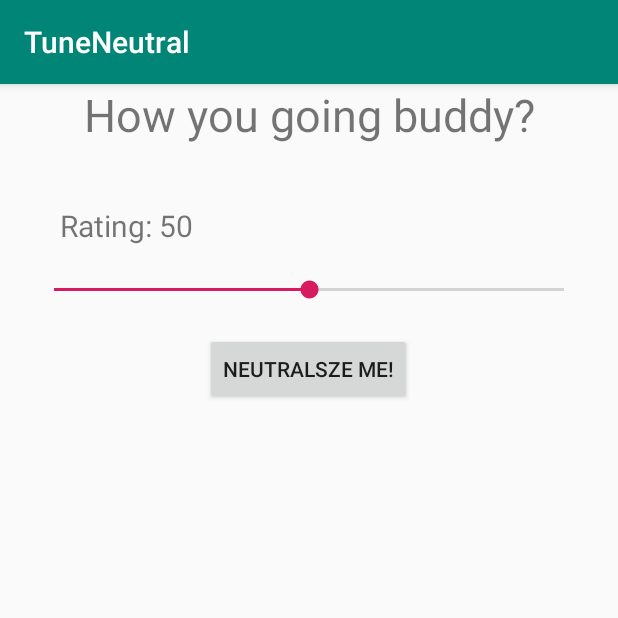
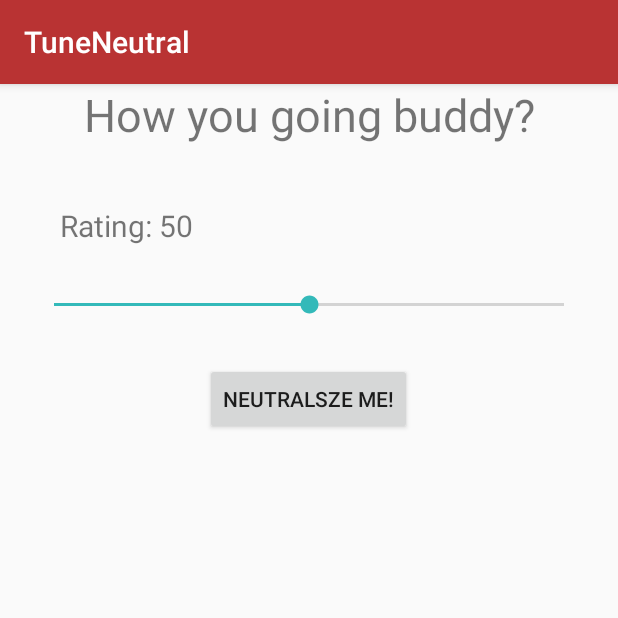
Before and after one commit to sardap/TuneNeutral, an Android app: the screen it shows after launch (MainActivity), after a tap on "PRESS TO RATE TODAY", on a phone screen of 412 x 824 dp, the top half of it. Run offline under Robolectric (Android 15) with nearby library versions, the phone set to English and light mode, and no system bars; libraries missing offline, so code that uses them is left out: com.spotify.sdk.

Commit message:
updated color pallete added error handling to loging into spotify

```diff
--- a/app/build.gradle
+++ b/app/build.gradle
@@ -10,11 +10,11 @@ android {
     compileSdkVersion 29
     buildToolsVersion "29.0.2"
     defaultConfig {
-        applicationId "com.example.tuneneutral"
+        applicationId "com.tuneneutral"
         minSdkVersion 24
         targetSdkVersion 29
         versionCode 1
-        versionName "1.0"
+        versionName "inital release"
         testInstrumentationRunner "androidx.test.runner.AndroidJUnitRunner"
     }
     buildTypes {
--- a/app/src/main/java/com/example/tuneneutral/fragments/calendar/CalendarListAdatper.kt
+++ b/app/src/main/java/com/example/tuneneutral/fragments/calendar/CalendarListAdatper.kt
@@ -9,6 +9,7 @@ import androidx.recyclerview.widget.RecyclerView
 import com.example.tuneneutral.R
 import com.example.tuneneutral.database.DateInfo
 import java.text.DateFormat
+import java.text.SimpleDateFormat
 import java.util.*
 
 
@@ -85,7 +86,10 @@ class CalendarListAdatper(
         val date = Date(currentElement.timestamp)
         val formattedDate = mDateFormat.format(date)
 
-        holder.titleTextView.text = String.format(holder.titleTextView.text.toString(), formattedDate)
+        val sdf = SimpleDateFormat("EEEE")
+        val dayString: String = sdf.format(date)
+
+        holder.titleTextView.text = String.format(holder.titleTextView.text.toString(), dayString, formattedDate)
 
         if(holder is RatingSubtitle) {
             holder.ratingTextView.text = String.format(holder.ratingTextView.text.toString(), currentElement.rating)
--- a/app/src/main/res/layout/rating_fragment.xml
+++ b/app/src/main/res/layout/rating_fragment.xml
@@ -40,6 +40,7 @@
                 android:id="@+id/rating_input_seekbar"
                 android:max="100"
                 android:progress="50"
+                android:padding="10sp"
                 android:layout_width="match_parent"
                 android:layout_height="wrap_content"
                 />
--- a/app/src/main/res/values/colors.xml
+++ b/app/src/main/res/values/colors.xml
@@ -1,8 +1,8 @@
 <?xml version="1.0" encoding="utf-8"?>
 <resources>
-    <color name="colorPrimary">#008577</color>
-    <color name="colorPrimaryDark">#00574B</color>
-    <color name="colorAccent">#D81B60</color>
+    <color name="colorPrimary">#b93333</color>
+    <color name="colorPrimaryDark">#a92b29</color>
+    <color name="colorAccent">#33b9b9</color>
     <color name="colorSpotifyButton">#1ED761</color>
     <color name="colorDateViewLineBreak">#000000</color>
 </resources>
--- a/app/src/main/res/values/strings.xml
+++ b/app/src/main/res/values/strings.xml
@@ -3,7 +3,7 @@
     <string name="rate_title">How you going buddy?</string>
     <string name="epxlain_raiting_title">100 I got Tiger blood 0 This Time Im really going to do it</string>
     <string name="default_rating">Rating: %d</string>
-    <string name="date_title">%s</string>
+    <string name="date_title">%s : %s</string>
     <string name="login_title">Please Login to Spotify</string>
     <string name="date_today_title">Today! %s</string>
     <string name="neutralise_button">Neutralsze me!</string>
```
Also changed, not shown: app/src/main/java/com/example/tuneneutral/MainActivity.kt (+10 -3 lines), 8 other files.
